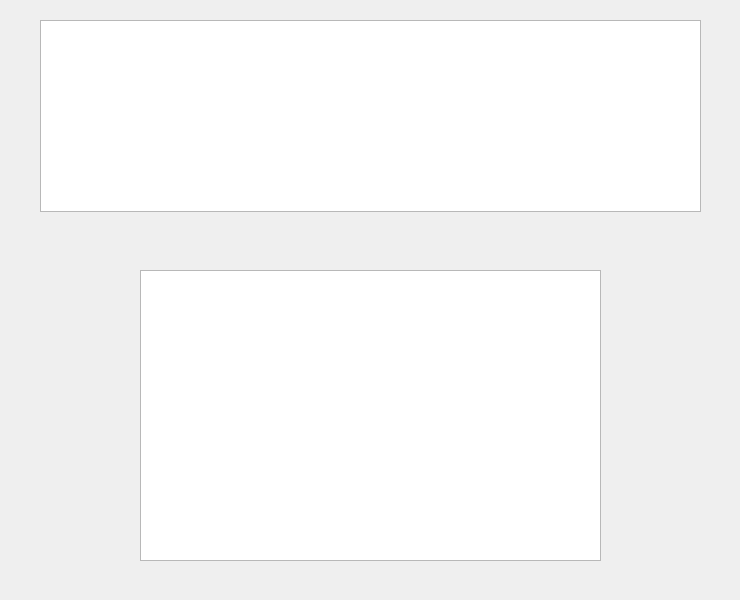
This is lazytabsdlg.ui in sdutz/LazyTabs as Qt 5 draws it before an edit. The edited form follows.
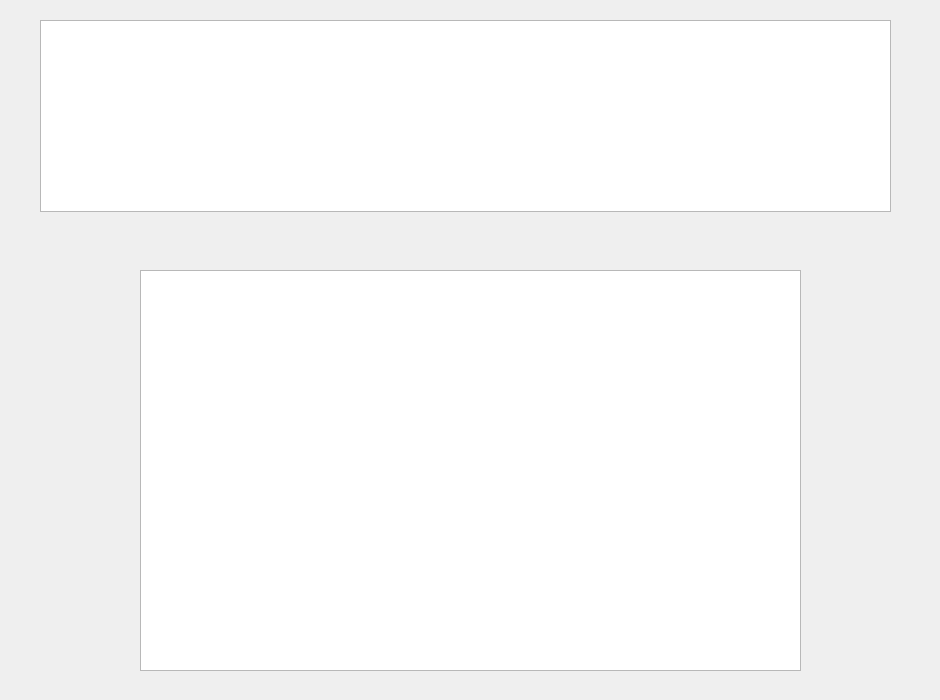
This is the edited form. Icons and pictures are not drawn.

Commit message: Incresed main dialog

Diff of the .ui file:
```diff
--- a/lazytabsdlg.ui
+++ b/lazytabsdlg.ui
@@ -6,20 +6,20 @@
    <rect>
     <x>0</x>
     <y>0</y>
-    <width>740</width>
-    <height>600</height>
+    <width>940</width>
+    <height>700</height>
    </rect>
   </property>
   <property name="minimumSize">
    <size>
-    <width>740</width>
-    <height>600</height>
+    <width>940</width>
+    <height>700</height>
    </size>
   </property>
   <property name="maximumSize">
    <size>
-    <width>740</width>
-    <height>600</height>
+    <width>940</width>
+    <height>700</height>
    </size>
   </property>
   <property name="windowTitle">
@@ -34,7 +34,7 @@
     <rect>
      <x>40</x>
      <y>20</y>
-     <width>661</width>
+     <width>851</width>
      <height>192</height>
     </rect>
    </property>
@@ -42,7 +42,7 @@
   <widget class="QPushButton" name="addChord">
    <property name="geometry">
     <rect>
-     <x>620</x>
+     <x>820</x>
      <y>270</y>
      <width>80</width>
      <height>61</height>
@@ -71,8 +71,8 @@
   <widget class="QPushButton" name="sendToClip">
    <property name="geometry">
     <rect>
-     <x>620</x>
-     <y>430</y>
+     <x>820</x>
+     <y>510</y>
      <width>80</width>
      <height>61</height>
     </rect>
@@ -102,8 +102,8 @@
     <rect>
      <x>140</x>
      <y>270</y>
-     <width>461</width>
-     <height>291</height>
+     <width>661</width>
+     <height>401</height>
     </rect>
    </property>
   </widget>
@@ -111,7 +111,7 @@
    <property name="geometry">
     <rect>
      <x>40</x>
-     <y>510</y>
+     <y>610</y>
      <width>80</width>
      <height>61</height>
     </rect>
@@ -256,7 +256,7 @@
    <property name="geometry">
     <rect>
      <x>40</x>
-     <y>350</y>
+     <y>380</y>
      <width>80</width>
      <height>61</height>
     </rect>
@@ -285,7 +285,7 @@
    <property name="geometry">
     <rect>
      <x>40</x>
-     <y>430</y>
+     <y>500</y>
      <width>80</width>
      <height>61</height>
     </rect>
@@ -313,8 +313,8 @@
   <widget class="QPushButton" name="help">
    <property name="geometry">
     <rect>
-     <x>620</x>
-     <y>510</y>
+     <x>820</x>
+     <y>620</y>
      <width>80</width>
      <height>61</height>
     </rect>
@@ -371,8 +371,8 @@
   <widget class="QPushButton" name="delChord">
    <property name="geometry">
     <rect>
-     <x>620</x>
-     <y>350</y>
+     <x>820</x>
+     <y>390</y>
      <width>80</width>
      <height>61</height>
     </rect>
```
